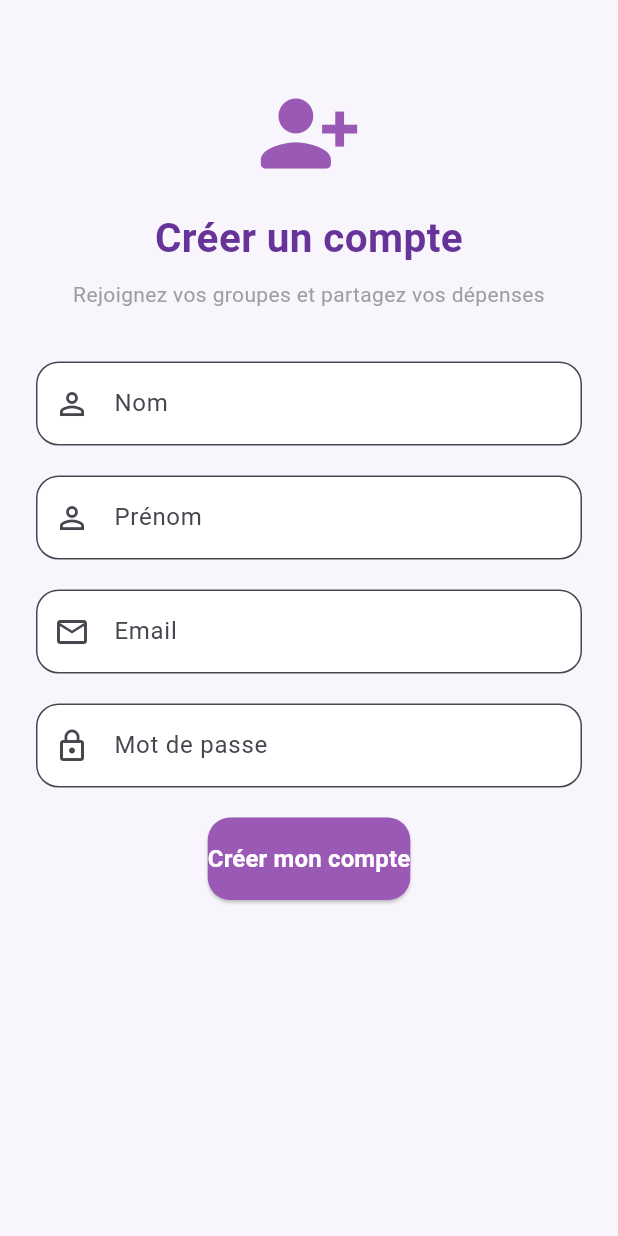
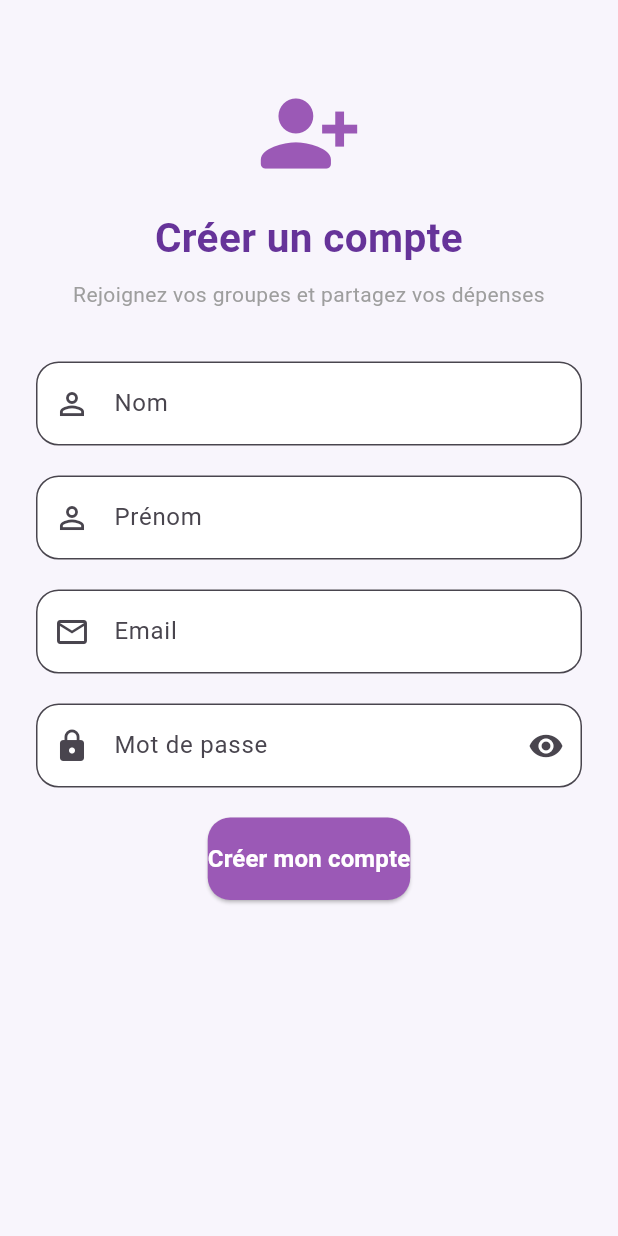
Before and after one commit to azzaalouane42-jpg/depenses_partagees, a Flutter app: the RegisterScreen screen opened directly, on a phone screen of 412 x 824 dp. Run offline on Flutter 3.47's test engine with Material 3 defaults, Android fonts, the phone set to English and light mode, and no system bars.

```diff
--- a/lib/screens/register_screen.dart
+++ b/lib/screens/register_screen.dart
@@ -13,6 +13,8 @@ class RegisterScreen extends StatefulWidget {
 class _RegisterScreenState extends State<RegisterScreen>{
   // clé pour contrôler et valider le formulaire
   final _formKey = GlobalKey<FormState>();
+  //controller la visibilité du mot de passe
+  bool _obscurePassword = true;
 
   //cette méthode construit l'interface graphique de la page
   @override
@@ -158,7 +160,7 @@ class _RegisterScreenState extends State<RegisterScreen>{
               //champ pour saisir le mot de passe
               TextFormField(
                 //cacher le mot de passe
-                obscureText: true,
+                obscureText:_obscurePassword,
                 //vérifier que le mot de passe est valide
                 validator: (value){
                   if(value==null || value.isEmpty){
@@ -174,7 +176,21 @@ class _RegisterScreenState extends State<RegisterScreen>{
                 decoration: InputDecoration(labelText: 'Mot de passe',
 
                   //icone affichée au début du champ
-                  prefixIcon: const Icon(Icons.lock_outline),
+                  prefixIcon: const Icon(Icons.lock),
+                  suffixIcon: IconButton(
+                    //changer la visibilité du mot de passe
+                      onPressed:(){
+                        setState(() {
+                          _obscurePassword = !_obscurePassword;
+                        });
+                      },
+                    //afficher l'icone selon l'état du mot de passe
+                    icon: Icon(
+                      _obscurePassword
+                          ? Icons.visibility
+                          : Icons.visibility_off,
+                    ),
+                  ),
 
                   //définir la couleur de fond du champ
                   filled: true,
```
